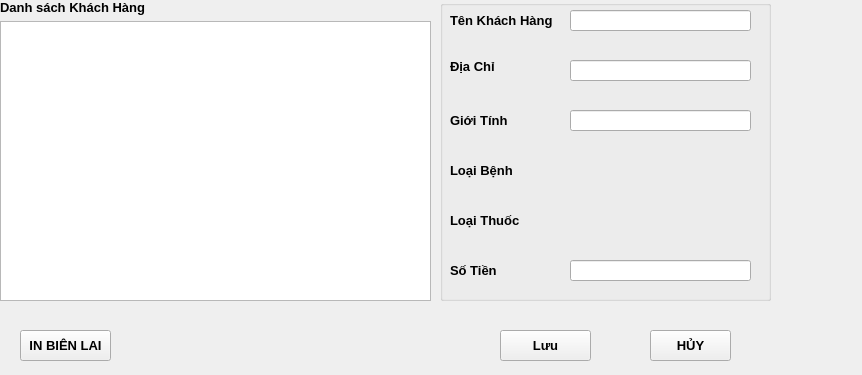
Above: dongphi.ui from xdien/tcmr before the change. Below: the same form after it.
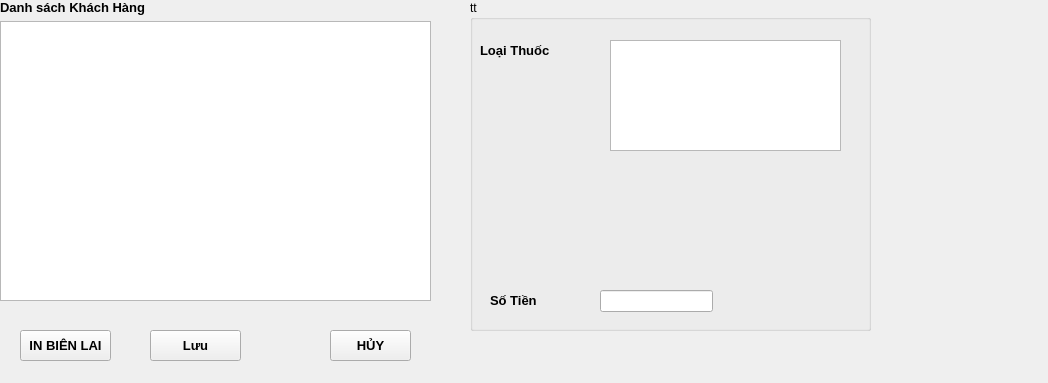
That is the form after the change.

Diff of the .ui file:
```diff
--- a/dongphi.ui
+++ b/dongphi.ui
@@ -6,8 +6,8 @@
    <rect>
     <x>0</x>
     <y>0</y>
-    <width>862</width>
-    <height>375</height>
+    <width>1048</width>
+    <height>383</height>
    </rect>
   </property>
   <property name="windowTitle">
@@ -77,7 +77,7 @@
    <widget class="QPushButton" name="pushButton_4">
     <property name="geometry">
      <rect>
-      <x>650</x>
+      <x>330</x>
       <y>330</y>
       <width>81</width>
       <height>31</height>
@@ -117,7 +117,7 @@
    <widget class="QPushButton" name="pushButton_6">
     <property name="geometry">
      <rect>
-      <x>500</x>
+      <x>150</x>
       <y>330</y>
       <width>91</width>
       <height>31</height>
@@ -137,10 +137,10 @@
    <widget class="QGroupBox" name="groupBox_2">
     <property name="geometry">
      <rect>
-      <x>440</x>
+      <x>470</x>
       <y>0</y>
-      <width>331</width>
-      <height>301</height>
+      <width>401</width>
+      <height>331</height>
      </rect>
     </property>
     <property name="font">
@@ -150,43 +150,13 @@
      </font>
     </property>
     <property name="title">
-     <string/>
+     <string>tt</string>
     </property>
-    <widget class="QLineEdit" name="lineEdit">
-     <property name="geometry">
-      <rect>
-       <x>130</x>
-       <y>60</y>
-       <width>181</width>
-       <height>21</height>
-      </rect>
-     </property>
-    </widget>
-    <widget class="QLabel" name="label_4">
-     <property name="geometry">
-      <rect>
-       <x>10</x>
-       <y>160</y>
-       <width>101</width>
-       <height>21</height>
-      </rect>
-     </property>
-     <property name="font">
-      <font>
-       <pointsize>10</pointsize>
-       <weight>75</weight>
-       <bold>true</bold>
-      </font>
-     </property>
-     <property name="text">
-      <string>Loại Bệnh</string>
-     </property>
-    </widget>
     <widget class="QLabel" name="label_3">
      <property name="geometry">
       <rect>
        <x>10</x>
-       <y>210</y>
+       <y>40</y>
        <width>111</width>
        <height>21</height>
       </rect>
@@ -202,91 +172,11 @@
       <string>Loại Thuốc</string>
      </property>
     </widget>
-    <widget class="QLabel" name="label_5">
-     <property name="geometry">
-      <rect>
-       <x>10</x>
-       <y>110</y>
-       <width>61</width>
-       <height>21</height>
-      </rect>
-     </property>
-     <property name="font">
-      <font>
-       <pointsize>10</pointsize>
-       <weight>75</weight>
-       <bold>true</bold>
-      </font>
-     </property>
-     <property name="text">
-      <string>Giới Tính</string>
-     </property>
-    </widget>
-    <widget class="QLabel" name="label_7">
-     <property name="geometry">
-      <rect>
-       <x>10</x>
-       <y>60</y>
-       <width>46</width>
-       <height>13</height>
-      </rect>
-     </property>
-     <property name="font">
-      <font>
-       <pointsize>10</pointsize>
-       <weight>75</weight>
-       <bold>true</bold>
-      </font>
-     </property>
-     <property name="text">
-      <string>Địa Chỉ</string>
-     </property>
-    </widget>
-    <widget class="QLabel" name="label_8">
-     <property name="geometry">
-      <rect>
-       <x>10</x>
-       <y>10</y>
-       <width>111</width>
-       <height>21</height>
-      </rect>
-     </property>
-     <property name="font">
-      <font>
-       <pointsize>10</pointsize>
-       <weight>75</weight>
-       <bold>true</bold>
-      </font>
-     </property>
-     <property name="text">
-      <string>Tên Khách Hàng</string>
-     </property>
-    </widget>
-    <widget class="QLineEdit" name="ten">
-     <property name="geometry">
-      <rect>
-       <x>130</x>
-       <y>10</y>
-       <width>181</width>
-       <height>21</height>
-      </rect>
-     </property>
-    </widget>
-    <widget class="QLineEdit" name="sotien">
-     <property name="geometry">
-      <rect>
-       <x>130</x>
-       <y>260</y>
-       <width>181</width>
-       <height>21</height>
-      </rect>
-     </property>
-    </widget>
     <widget class="QLabel" name="label_6">
      <property name="geometry">
       <rect>
-       <x>10</x>
-       <y>260</y>
+       <x>20</x>
+       <y>290</y>
        <width>111</width>
        <height>21</height>
       </rect>
@@ -302,13 +192,23 @@
       <string>Số Tiền</string>
      </property>
     </widget>
-    <widget class="QLineEdit" name="sex">
+    <widget class="QTreeView" name="treeView_danhsachthuoc">
+     <property name="geometry">
+      <rect>
+       <x>140</x>
+       <y>40</y>
+       <width>231</width>
+       <height>111</height>
+      </rect>
+     </property>
+    </widget>
+    <widget class="QLineEdit" name="sotien">
      <property name="geometry">
       <rect>
        <x>130</x>
-       <y>110</y>
-       <width>181</width>
-       <height>21</height>
+       <y>290</y>
+       <width>113</width>
+       <height>22</height>
       </rect>
      </property>
     </widget>
```
